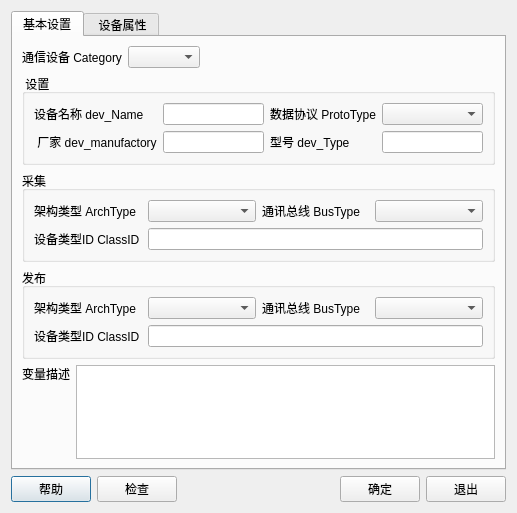
The window that HmiFuncDesigner/libs/Core/DevModleDialog/DevModleDialog.ui (wb2712/HmiFuncDesigner) describes before a commit, drawn with Qt 5.
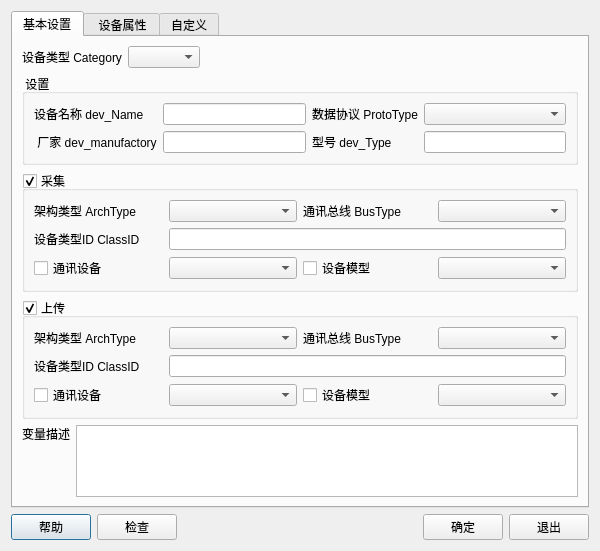
The same window after the commit.

Patch:
```diff
--- a/HmiFuncDesigner/libs/Core/DevModleDialog/DevModleDialog.ui
+++ b/HmiFuncDesigner/libs/Core/DevModleDialog/DevModleDialog.ui
@@ -6,8 +6,8 @@
    <rect>
     <x>0</x>
     <y>0</y>
-    <width>517</width>
-    <height>513</height>
+    <width>600</width>
+    <height>550</height>
    </rect>
   </property>
   <property name="windowTitle">
@@ -24,6 +24,184 @@
        <string>基本设置</string>
       </attribute>
       <layout class="QGridLayout" name="gridLayout_3">
+       <item row="4" column="1">
+        <widget class="QPlainTextEdit" name="editTagDesc"/>
+       </item>
+       <item row="4" column="0">
+        <layout class="QVBoxLayout" name="verticalLayout_2">
+         <item>
+          <widget class="QLabel" name="label_15">
+           <property name="text">
+            <string>变量描述</string>
+           </property>
+          </widget>
+         </item>
+         <item>
+          <spacer name="verticalSpacer_4">
+           <property name="orientation">
+            <enum>Qt::Vertical</enum>
+           </property>
+           <property name="sizeHint" stdset="0">
+            <size>
+             <width>20</width>
+             <height>40</height>
+            </size>
+           </property>
+          </spacer>
+         </item>
+        </layout>
+       </item>
+       <item row="2" column="0" colspan="2">
+        <widget class="QGroupBox" name="isCollect">
+         <property name="title">
+          <string>采集 </string>
+         </property>
+         <property name="checkable">
+          <bool>true</bool>
+         </property>
+         <layout class="QGridLayout" name="gridLayout_2">
+          <item row="0" column="0">
+           <widget class="QLabel" name="label_19">
+            <property name="text">
+             <string>架构类型 ArchType</string>
+            </property>
+           </widget>
+          </item>
+          <item row="1" column="0">
+           <widget class="QLabel" name="label_18">
+            <property name="text">
+             <string>设备类型ID ClassID</string>
+            </property>
+           </widget>
+          </item>
+          <item row="0" column="2">
+           <widget class="QLabel" name="label_20">
+            <property name="text">
+             <string>通讯总线 BusType</string>
+            </property>
+           </widget>
+          </item>
+          <item row="0" column="1">
+           <widget class="QComboBox" name="ArchType"/>
+          </item>
+          <item row="1" column="1" colspan="3">
+           <widget class="QLineEdit" name="ClassID"/>
+          </item>
+          <item row="0" column="3">
+           <widget class="QComboBox" name="BusType"/>
+          </item>
+          <item row="2" column="0">
+           <widget class="QCheckBox" name="commCheckBox">
+            <property name="text">
+             <string>通讯设备</string>
+            </property>
+           </widget>
+          </item>
+          <item row="2" column="1">
+           <widget class="QComboBox" name="commDev"/>
+          </item>
+          <item row="2" column="2">
+           <widget class="QCheckBox" name="devCheckBox">
+            <property name="text">
+             <string>设备模型</string>
+            </property>
+           </widget>
+          </item>
+          <item row="2" column="3">
+           <widget class="QComboBox" name="devModel"/>
+          </item>
+         </layout>
+        </widget>
+       </item>
+       <item row="0" column="0" colspan="2">
+        <layout class="QHBoxLayout" name="horizontalLayout_2">
+         <item>
+          <widget class="QLabel" name="label_22">
+           <property name="text">
+            <string>设备类型 Category</string>
+           </property>
+          </widget>
+         </item>
+         <item>
+          <widget class="QComboBox" name="Category"/>
+         </item>
+         <item>
+          <spacer name="horizontalSpacer_7">
+           <property name="orientation">
+            <enum>Qt::Horizontal</enum>
+           </property>
+           <property name="sizeHint" stdset="0">
+            <size>
+             <width>262</width>
+             <height>20</height>
+            </size>
+           </property>
+          </spacer>
+         </item>
+        </layout>
+       </item>
+       <item row="3" column="0" colspan="2">
+        <widget class="QGroupBox" name="isUpload">
+         <property name="title">
+          <string>上传</string>
+         </property>
+         <property name="checkable">
+          <bool>true</bool>
+         </property>
+         <layout class="QGridLayout" name="gridLayout_4">
+          <item row="0" column="3">
+           <widget class="QComboBox" name="BusType_2"/>
+          </item>
+          <item row="0" column="1">
+           <widget class="QComboBox" name="ArchType_2"/>
+          </item>
+          <item row="1" column="1" colspan="3">
+           <widget class="QLineEdit" name="ClassID_2"/>
+          </item>
+          <item row="0" column="2">
+           <widget class="QLabel" name="label_21">
+            <property name="text">
+             <string>通讯总线 BusType</string>
+            </property>
+           </widget>
+          </item>
+          <item row="1" column="0">
+           <widget class="QLabel" name="label_24">
+            <property name="text">
+             <string>设备类型ID ClassID</string>
+            </property>
+           </widget>
+          </item>
+          <item row="0" column="0">
+           <widget class="QLabel" name="label_23">
+            <property name="text">
+             <string>架构类型 ArchType</string>
+            </property>
+           </widget>
+          </item>
+          <item row="2" column="0">
+           <widget class="QCheckBox" name="commCheckBox_2">
+            <property name="text">
+             <string>通讯设备</string>
+            </property>
+           </widget>
+          </item>
+          <item row="2" column="2">
+           <widget class="QCheckBox" name="devCheckBox_2">
+            <property name="text">
+             <string>设备模型</string>
+            </property>
+           </widget>
+          </item>
+          <item row="2" column="1">
+           <widget class="QComboBox" name="commDev_2"/>
+          </item>
+          <item row="2" column="3">
+           <widget class="QComboBox" name="devModel_2"/>
+          </item>
+         </layout>
+        </widget>
+       </item>
        <item row="1" column="0" colspan="2">
         <widget class="QGroupBox" name="groupBox_4">
          <property name="title">
@@ -73,138 +251,6 @@
          </layout>
         </widget>
        </item>
-       <item row="0" column="0" colspan="2">
-        <layout class="QHBoxLayout" name="horizontalLayout_2">
-         <item>
-          <widget class="QLabel" name="label_22">
-           <property name="text">
-            <string>通信设备 Category</string>
-           </property>
-          </widget>
-         </item>
-         <item>
-          <widget class="QComboBox" name="Category"/>
-         </item>
-         <item>
-          <spacer name="horizontalSpacer_7">
-           <property name="orientation">
-            <enum>Qt::Horizontal</enum>
-           </property>
-           <property name="sizeHint" stdset="0">
-            <size>
-             <width>262</width>
-             <height>20</height>
-            </size>
-           </property>
-          </spacer>
-         </item>
-        </layout>
-       </item>
-       <item row="2" column="0" colspan="2">
-        <widget class="QGroupBox" name="groupBox">
-         <property name="title">
-          <string>采集 </string>
-         </property>
-         <layout class="QGridLayout" name="gridLayout_2">
-          <item row="0" column="2">
-           <widget class="QLabel" name="label_20">
-            <property name="text">
-             <string>通讯总线 BusType</string>
-            </property>
-           </widget>
-          </item>
-          <item row="0" column="3">
-           <widget class="QComboBox" name="BusType"/>
-          </item>
-          <item row="0" column="1">
-           <widget class="QComboBox" name="ArchType"/>
-          </item>
-          <item row="0" column="0">
-           <widget class="QLabel" name="label_19">
-            <property name="text">
-             <string>架构类型 ArchType</string>
-            </property>
-           </widget>
-          </item>
-          <item row="1" column="0">
-           <widget class="QLabel" name="label_18">
-            <property name="text">
-             <string>设备类型ID ClassID</string>
-            </property>
-           </widget>
-          </item>
-          <item row="1" column="1" colspan="3">
-           <widget class="QLineEdit" name="ClassID"/>
-          </item>
-         </layout>
-        </widget>
-       </item>
-       <item row="4" column="1">
-        <widget class="QPlainTextEdit" name="editTagDesc"/>
-       </item>
-       <item row="4" column="0">
-        <layout class="QVBoxLayout" name="verticalLayout_2">
-         <item>
-          <widget class="QLabel" name="label_15">
-           <property name="text">
-            <string>变量描述</string>
-           </property>
-          </widget>
-         </item>
-         <item>
-          <spacer name="verticalSpacer_4">
-           <property name="orientation">
-            <enum>Qt::Vertical</enum>
-           </property>
-           <property name="sizeHint" stdset="0">
-            <size>
-             <width>20</width>
-             <height>40</height>
-            </size>
-           </property>
-          </spacer>
-         </item>
-        </layout>
-       </item>
-       <item row="3" column="0" colspan="2">
-        <widget class="QGroupBox" name="groupBox_2">
-         <property name="title">
-          <string>发布</string>
-         </property>
-         <layout class="QGridLayout" name="gridLayout_4">
-          <item row="0" column="2">
-           <widget class="QLabel" name="label_21">
-            <property name="text">
-             <string>通讯总线 BusType</string>
-            </property>
-           </widget>
-          </item>
-          <item row="0" column="3">
-           <widget class="QComboBox" name="BusType_2"/>
-          </item>
-          <item row="0" column="1">
-           <widget class="QComboBox" name="ArchType_2"/>
-          </item>
-          <item row="0" column="0">
-           <widget class="QLabel" name="label_23">
-            <property name="text">
-             <string>架构类型 ArchType</string>
-            </property>
-           </widget>
-          </item>
-          <item row="1" column="0">
-           <widget class="QLabel" name="label_24">
-            <property name="text">
-             <string>设备类型ID ClassID</string>
-            </property>
-           </widget>
-          </item>
-          <item row="1" column="1" colspan="3">
-           <widget class="QLineEdit" name="ClassID_2"/>
-          </item>
-         </layout>
-        </widget>
-       </item>
       </layout>
      </widget>
      <widget class="QWidget" name="tabPropertySetting">
@@ -213,6 +259,58 @@
       </attribute>
       <layout class="QVBoxLayout" name="vLayoutPropertyEditor"/>
      </widget>
+     <widget class="QWidget" name="tab_2">
+      <attribute name="title">
+       <string>自定义</string>
+      </attribute>
+      <layout class="QGridLayout" name="gridLayout_8">
+       <item row="0" column="0">
+        <widget class="QGroupBox" name="groupBox_2">
+         <property name="title">
+          <string> 自定义参数</string>
+         </property>
+         <property name="checkable">
+          <bool>true</bool>
+         </property>
+         <layout class="QGridLayout" name="gridLayout_7">
+          <item row="0" column="0" colspan="3">
+           <widget class="QTableWidget" name="tableWidget">
+            <column>
+             <property name="text">
+              <string>参数名</string>
+             </property>
+            </column>
+            <column>
+             <property name="text">
+              <string>参数值</string>
+             </property>
+            </column>
+            <column>
+             <property name="text">
+              <string>采集/上传</string>
+             </property>
+            </column>
+           </widget>
+          </item>
+          <item row="1" column="0">
+           <widget class="QToolButton" name="add">
+            <property name="text">
+             <string>+</string>
+            </property>
+           </widget>
+          </item>
+          <item row="1" column="1">
+           <widget class="QToolButton" name="remove">
+            <property name="text">
+             <string>-</string>
+            </property>
+           </widget>
+          </item>
+         </layout>
+        </widget>
+       </item>
+      </layout>
+     </widget>
     </widget>
    </item>
    <item row="1" column="0">
```
